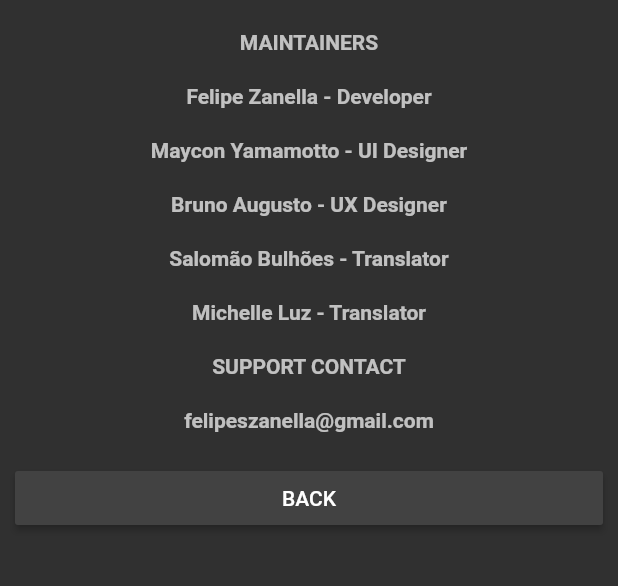
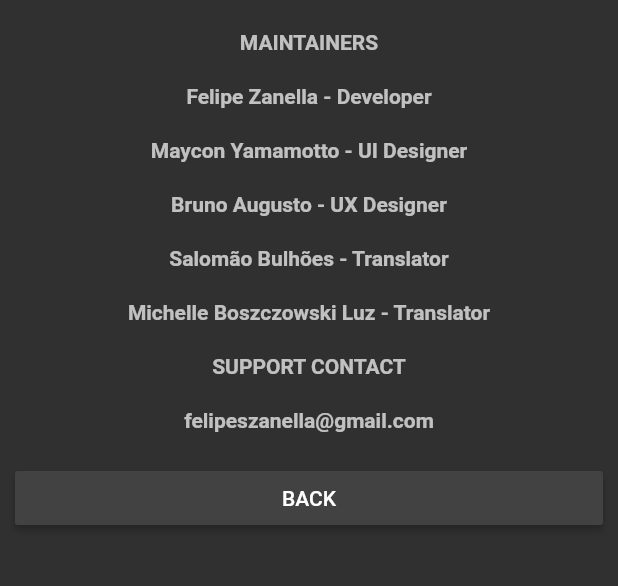
Before and after one commit to freeman507/phasmophobia_assistant, a Flutter app: the AboutPage screen opened directly, on a phone screen of 412 x 824 dp, the part 612-1198 px from its top. Run offline on Flutter 3.47's test engine with Material 2 defaults, Android fonts, the phone set to English and light mode, and no system bars; our stand-ins replace shared_preferences; accounts and stored records are empty; Roboto replaces fonts that are missing (Hind, Poppins).

Commit message:
feature: name of translator

```diff
--- a/lib/pages/about/about_page.dart
+++ b/lib/pages/about/about_page.dart
@@ -27,7 +27,7 @@ class AboutPage extends DetailPage {
           buildText("Maycon Yamamotto - UI Designer"),
           buildText("Bruno Augusto - UX Designer"),
           buildText("Salomão Bulhões - Translator"),
-          buildText("Michelle Luz - Translator"),
+          buildText("Michelle Boszczowski Luz - Translator"),
           buildText(i("support.contact")),
           buildText("felipeszanella@gmail.com"),
           buildBackButton(context)
```
